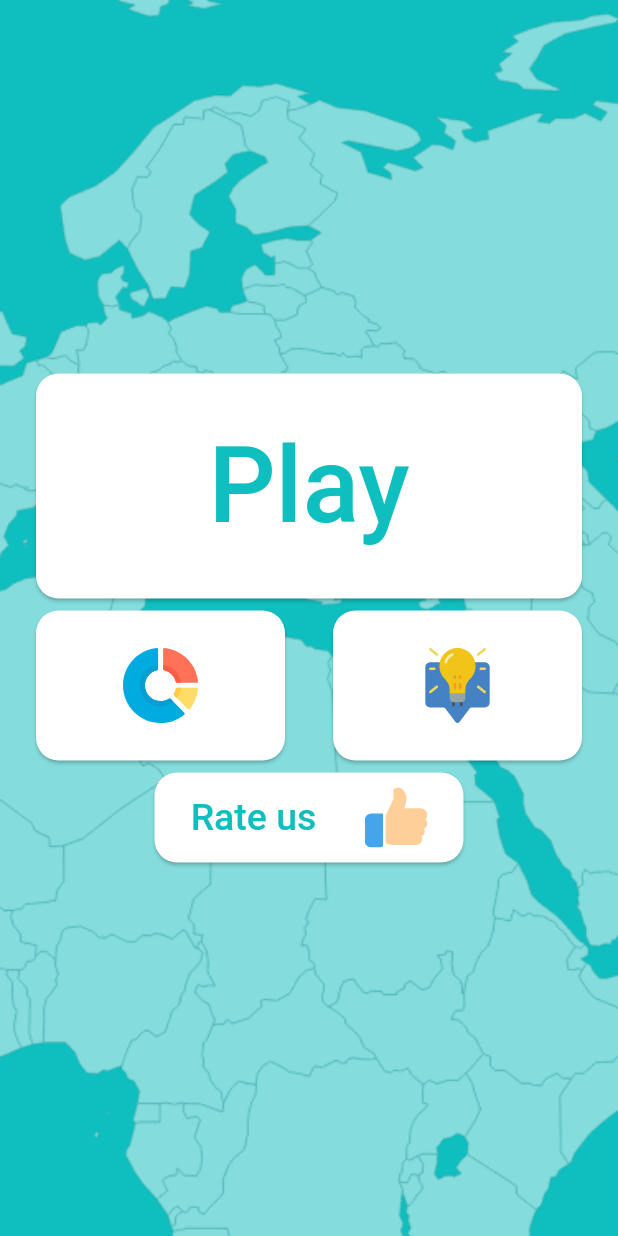
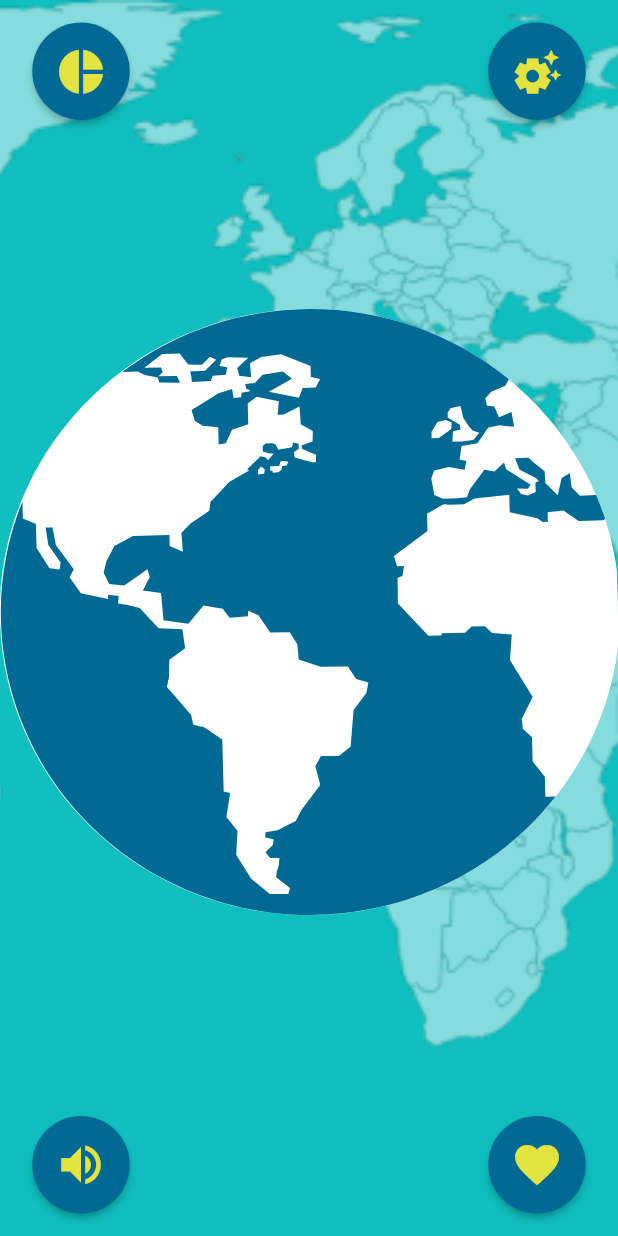
Before and after one commit to nickamorg/FlagsColoring-PixelArt, a Flutter app: the screen it shows after launch, on a phone screen of 412 x 824 dp. Run offline on Flutter 3.47's test engine with Material 2 defaults, Android fonts, the phone set to English and light mode, and no system bars; our stand-ins replace audioplayers, flutter_svg, google_mobile_ads; missing offline and left inert: flutter_email_sender, launch_review.

Commit message:
HomeScreen

```diff
--- a/lib/AppTheme.dart
+++ b/lib/AppTheme.dart
@@ -2,4 +2,6 @@ import 'package:flutter/material.dart';
 
 class AppTheme {
 	static const Color MAIN_COLOR = Color(0xFF0FBEBE);
+    static const Color SECONDARY_COLOR = Color(0xFF006994);
+    static const Color THIRD_COLOR = Color(0xFFE3E340);
 }
--- a/lib/screens/HomeScreen.dart
+++ b/lib/screens/HomeScreen.dart
@@ -1,10 +1,11 @@
+import 'package:flagscoloring_pixelart/AudioPlayer.dart';
+import 'package:flagscoloring_pixelart/screens/WorldScreen.dart';
 import 'package:flutter/material.dart';
 import 'package:flutter_svg/flutter_svg.dart';
 import 'package:flagscoloring_pixelart/AppTheme.dart';
 import 'package:flagscoloring_pixelart/Countries.dart';
 // import 'package:flagscoloring_pixelart/AdManager.dart';
 import 'package:flagscoloring_pixelart/screens/ContactScreen.dart';
-import 'package:flagscoloring_pixelart/screens/CountriesScreen.dart';
 import 'package:flagscoloring_pixelart/screens/StatisticsScreen.dart';
 import 'package:launch_review/launch_review.dart';
 
@@ -18,7 +19,15 @@ class HomeScreen extends StatelessWidget {
 	}
 }
 
-class HomeState extends State<Home> {
+class HomeState extends State<Home> with TickerProviderStateMixin {
+    late final AnimationController controller = AnimationController(
+        duration: const Duration(seconds: 5),
+        vsync: this,
+    )..repeat(period: Duration(seconds: 10));
+    late final Animation<double> animation = CurvedAnimation(
+        parent: controller,
+        curve: Curves.elasticOut,
+    );
 
     @override
     void initState() {
@@ -27,6 +36,12 @@ class HomeState extends State<Home> {
         CountriesList.init().then((value) => CountriesList.loadDataStorage());
 
         // AdManager.initGoogleMobileAds();
+    }
+
+    @override
+    void dispose() {
+        controller.dispose();
+        super.dispose();
     }
 
 	@override
@@ -41,132 +56,100 @@ class HomeState extends State<Home> {
                         fit: BoxFit.cover
                     )
                 ),
-                child: Padding(
-                    padding: EdgeInsets.all(20),
-                    child: Column(
-                        mainAxisAlignment: MainAxisAlignment.center,
+                child: Stack(
                     children: [
-                            ButtonCard(
-                                height: 150,
-                                width: MediaQuery.of(context).size.width,
-                                cardContent: Text(
-                                    'Play',
-                                    style: TextStyle(
-                                        fontSize: 70,
-                                        color: AppTheme.MAIN_COLOR
+                        Center(
+                            child: RawMaterialButton(
+                                shape: CircleBorder(),
+                                elevation: 2,
+                                onPressed: () {
+                                    Navigator.push(
+                                        context,
+                                        MaterialPageRoute(
+                                            builder: (context) => WorldScreen()
                                         )
-                                ),
-                                screen: () => CountriesScreen()
-                            ),
-                            Row(
-                                mainAxisAlignment: MainAxisAlignment.spaceBetween,
-                                children: [
-                                    ButtonCard(
-                                        height: 100,
-                                        width: MediaQuery.of(context).size.width / 2 - 40,
-                                        cardContent: SvgPicture.asset(
-                                            'assets/statistics.svg',
-                                            height: 50
-                                        ),
-                                        screen: () => StatisticsScreen()
-                                    ),
-                                    ButtonCard(
-                                        height: 100,
-                                        width: MediaQuery.of(context).size.width / 2 - 40,
-                                        cardContent: SvgPicture.asset(
-                                            'assets/idea.svg',
-                                            height: 50
-                                        ),
-                                        screen: () => ContactScreen()
-                                    )
-                                ]
-                            ),
-                            ButtonCard(
-                                height: 60,
-                                width: MediaQuery.of(context).size.width / 2,
-                                cardContent: Row(
-                                    mainAxisAlignment: MainAxisAlignment.spaceAround,
-                                    children: [
-                                        Text(
-                                            'Rate us',
-                                            style: TextStyle(
-                                                fontSize: 25,
-                                                color: AppTheme.MAIN_COLOR
-                                            )
-                                        ),
-                                        SvgPicture.asset(
-                                            'assets/like.svg',
-                                            height: 40
-                                        )
-                                    ]
-                                ),
-                                callback: () => LaunchReview.launch(androidAppId: "com.zirconworks.flagscoloring_pixelart")
-                            )
-                        ]
+                                    ).then((value) {
+                                        setState(() { });
+                                    });
+                                },
+                                child: RotationTransition(
+                                    turns: animation,
+                                    child: SvgPicture.asset(
+                                        'assets/svg/earth.svg',
+                                        height: MediaQuery.of(context).size.height - 100
                                     )
                                 )
                             )
-        );
-    }
-
-    Card contentCard(double height, double width, Widget displayedContent, Function screen) {
-        return Card(
-            shape: RoundedRectangleBorder(
-                borderRadius: BorderRadius.circular(15)
                         ),
-            child: Container(
-                width: width,
-                height: height,
-                child: TextButton(
+                        Positioned(
+                            top: 15,
+                            left: 10,
+                            child: CircleButton(icon: Icons.pie_chart, screen: () => StatisticsScreen())
+                        ),
+                        Positioned(
+                            top: 15,
+                            right: 10,
+                            child: CircleButton(icon: Icons.settings_suggest, screen: () => ContactScreen())
+                        ),
+                        Positioned(
+                            bottom: 15,
+                            right: 10,
+                            child: CircleButton(icon: Icons.favorite, action: () => LaunchReview.launch(androidAppId: "com.zirconworks.flagscoloring_pixelart"))
+                        ),
+                        Positioned(
+                            bottom: 15,
+                            left: 10,
+                            child: RawMaterialButton(
                                 onPressed: () => {
-                        Navigator.push(
-                            context,
-                            MaterialPageRoute(
-                                builder: (context) => screen()
+                                    setState(() {
+                                        AudioPlayer.isAudioEnabled = !AudioPlayer.isAudioEnabled;
+                                    })
+                                },
+                                elevation: 2,
+                                fillColor: AppTheme.SECONDARY_COLOR,
+                                child: Icon(
+                                    AudioPlayer.isAudioEnabled ? Icons.volume_up : Icons.volume_off,
+                                    size: 35,
+                                    color: AppTheme.THIRD_COLOR
+                                ),
+                                enableFeedback: !AudioPlayer.isAudioEnabled,
+                                padding: EdgeInsets.all(15),
+                                shape: CircleBorder()
                             )
                         )
-                    },
-                    child: Center(
-                        child: displayedContent
-                    )
+                    ]
                 )
             )
         );
     }
 }
 
-class ButtonCard extends StatelessWidget {
-    final double height;
-    final double width;
-    final Widget cardContent;
+class CircleButton extends StatelessWidget {
     final Function? screen;
-    final Function? callback;
+    final Function? action;
+    final IconData icon;
 
-    ButtonCard({required this.height, required this.width, required this.cardContent, this.screen, this.callback});
+    CircleButton({required this.icon, this.screen, this.action});
 
     @override
     Widget build(BuildContext context) {
-        return Card(
-            shape: RoundedRectangleBorder(
-                borderRadius: BorderRadius.circular(15)
-            ),
-            child: Container(
-                width: width,
-                height: height,
-                child: TextButton(
+        return RawMaterialButton(
             onPressed: () => {
                 screen != null ? Navigator.push(
                     context,
                     MaterialPageRoute(
                         builder: (context) => screen!()
                     )
-                        ) : callback!()
+                ) : action!()
             },
-                    child: Center(
-                        child: cardContent
-                    )
-                )
-            )
+            fillColor: AppTheme.SECONDARY_COLOR,
+            child: Icon(
+                icon,
+                size: 35,
+                color: AppTheme.THIRD_COLOR
+            ),
+            padding: EdgeInsets.all(15),
+            shape: CircleBorder()
         );
     }
 }
--- /dev/null
+++ b/lib/screens/WorldScreen.dart
@@ -0,0 +1,37 @@
+import 'package:flutter/material.dart';
+import 'package:flagscoloring_pixelart/AppTheme.dart';
+
+class WorldScreen extends StatelessWidget {
+
+    WorldScreen({ Key? key}) : super(key: key);
+
+	@override
+	Widget build(BuildContext context) {
+        return World();
+	}
+}
+
+class WorldState extends State<World> {
+
+	@override
+    Widget build(BuildContext context) {
+        return Scaffold(
+            body: Container(
+                decoration: BoxDecoration(
+                    color: AppTheme.MAIN_COLOR,
+                    image: DecorationImage(
+                        colorFilter: ColorFilter.linearToSrgbGamma(),
+                        image: AssetImage("assets/world.png"),
+                        fit: BoxFit.cover
+                    )
+                )
+            )
+        );
+    }
+}
+
+class World extends StatefulWidget {
+
+	@override
+	State createState() => WorldState();
+}
--- a/pubspec.yaml
+++ b/pubspec.yaml
@@ -40,6 +40,9 @@ flutter:
     - assets/hint.png
     - assets/crown.png
     - assets/world.png
+
+    # SVG
+    - assets/svg/earth.svg
 
     # SVG
     - assets/star.svg
```
Also changed, not shown: assets/svg/earth.svg (added), assets/world.png. Lines whose indentation alone changed are shown as unchanged.
